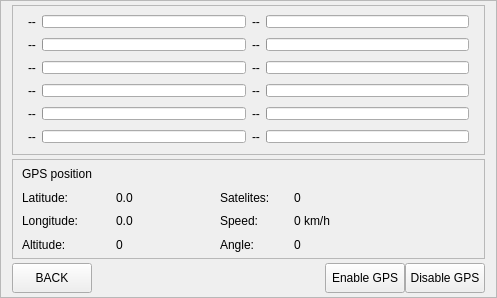
This is Pilocik/gpsinfowindow.ui in dotevo/Pilocik as Qt 5 draws it before an edit. The edited form follows.
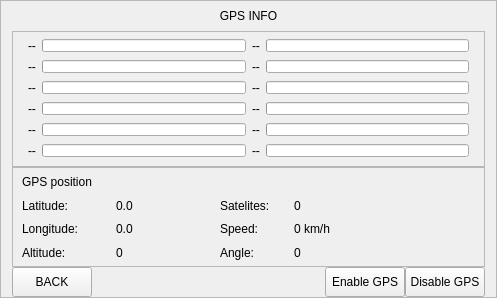
This is the edited form.

What changed in the file:
```diff
--- a/Pilocik/gpsinfowindow.ui
+++ b/Pilocik/gpsinfowindow.ui
@@ -598,6 +598,28 @@
      </property>
     </widget>
    </item>
+   <item row="0" column="1" colspan="6">
+    <widget class="QLabel" name="label_8">
+     <property name="sizePolicy">
+      <sizepolicy hsizetype="Minimum" vsizetype="Fixed">
+       <horstretch>0</horstretch>
+       <verstretch>0</verstretch>
+      </sizepolicy>
+     </property>
+     <property name="minimumSize">
+      <size>
+       <width>30</width>
+       <height>30</height>
+      </size>
+     </property>
+     <property name="text">
+      <string>GPS INFO</string>
+     </property>
+     <property name="alignment">
+      <set>Qt::AlignCenter</set>
+     </property>
+    </widget>
+   </item>
   </layout>
  </widget>
  <resources/>
```
